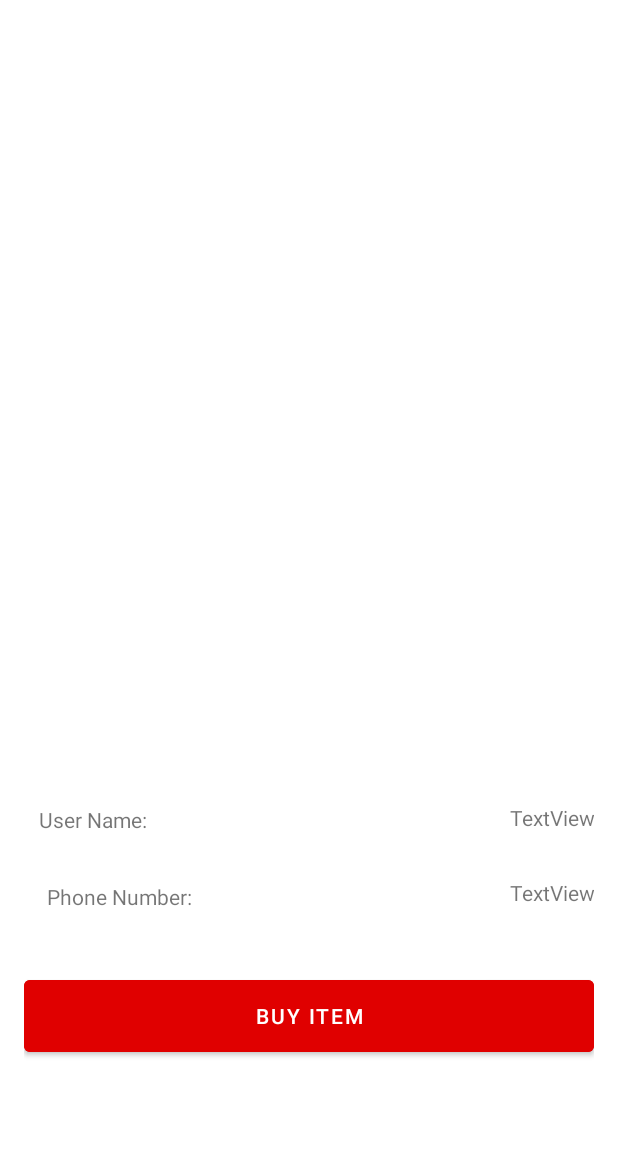
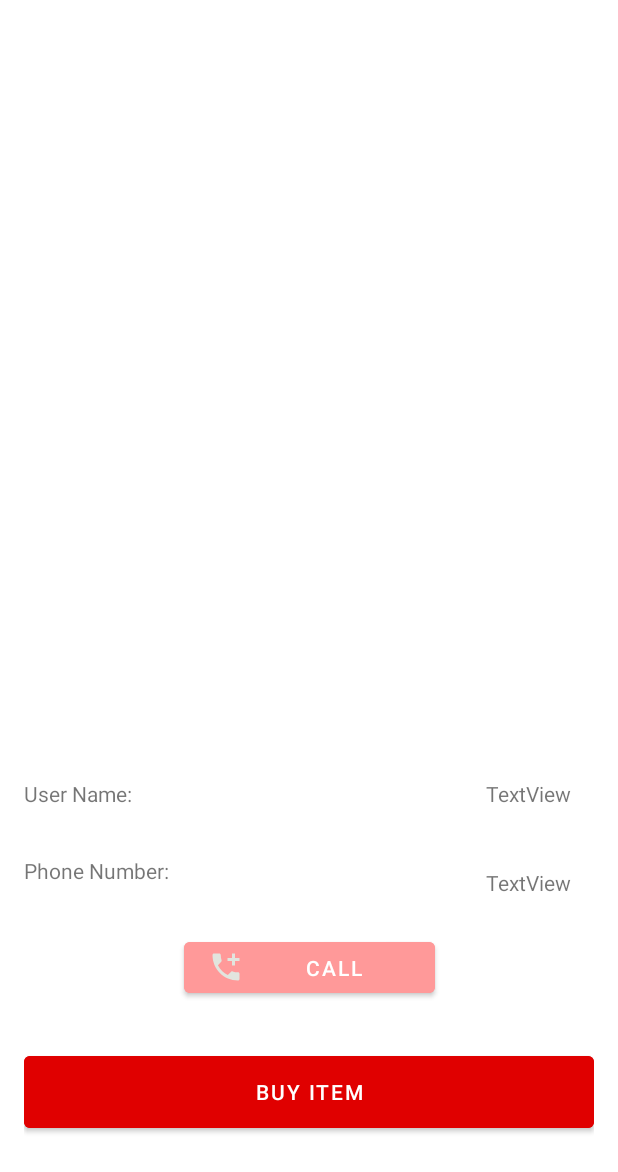
Before and after one commit to alighalebx/Olx, an Android app: the DetailActivity screen opened directly, with no data from a screen before it, on a phone screen of 412 x 824 dp. Shown: the top 1172 px of the screen. Run offline under Robolectric (Android 15) with nearby library versions, the phone set to English and light mode, and no system bars; our stand-ins replace Picasso; pictures from the network do not load.

Commit message:
SearchUI Call functionality

```diff
--- /dev/null
+++ b/app/src/main/res/drawable/baseline_add_call_24.xml
@@ -0,0 +1,5 @@
+<vector xmlns:android="http://schemas.android.com/apk/res/android" android:height="24dp" android:tint="#E2E5DE" android:viewportHeight="24" android:viewportWidth="24" android:width="24dp">
+
+    <path android:fillColor="@android:color/white" android:pathData="M20,15.5c-1.25,0 -2.45,-0.2 -3.57,-0.57 -0.35,-0.11 -0.74,-0.03 -1.02,0.24l-2.2,2.2c-2.83,-1.44 -5.15,-3.75 -6.59,-6.59l2.2,-2.21c0.28,-0.26 0.36,-0.65 0.25,-1C8.7,6.45 8.5,5.25 8.5,4c0,-0.55 -0.45,-1 -1,-1H4c-0.55,0 -1,0.45 -1,1 0,9.39 7.61,17 17,17 0.55,0 1,-0.45 1,-1v-3.5c0,-0.55 -0.45,-1 -1,-1zM21,6h-3V3h-2v3h-3v2h3v3h2V8h3z"/>
+
+</vector>
--- a/app/src/main/res/drawable/rounded_corner_background.xml
+++ b/app/src/main/res/drawable/rounded_corner_background.xml
@@ -1,5 +1,5 @@
 <shape xmlns:android="http://schemas.android.com/apk/res/android"
     android:shape="rectangle">
     <solid android:color="@android:color/transparent" />
-    <corners android:radius="8dp" /> <!-- Change the radius value according to your preference -->
+    <corners android:radius="16dp" /> <!-- Change the radius value according to your preference -->
 </shape>
--- a/app/src/main/res/layout/activity_post_ad.xml
+++ b/app/src/main/res/layout/activity_post_ad.xml
@@ -118,8 +118,8 @@
 
     <ImageView
         android:id="@+id/imageView"
-        android:layout_width="80dp"
-        android:layout_height="66dp"
+        android:layout_width="144dp"
+        android:layout_height="126dp"
         android:layout_marginTop="24dp"
         android:layout_marginBottom="24dp"
         app:layout_constraintBottom_toTopOf="@+id/browseImgBtn"
--- a/app/src/main/res/layout/item_detail.xml
+++ b/app/src/main/res/layout/item_detail.xml
@@ -51,8 +51,26 @@
         android:layout_marginTop="152dp"
         android:backgroundTint="@color/dark_red"
         android:text="@string/buy_item"
+        app:layout_constraintBottom_toBottomOf="parent"
         app:layout_constraintEnd_toEndOf="parent"
         app:layout_constraintHorizontal_bias="0.0"
+        app:layout_constraintStart_toStartOf="parent"
+        app:layout_constraintTop_toBottomOf="@+id/item_price_detail" />
+
+    <Button
+        android:id="@+id/call_button"
+        android:layout_width="167dp"
+        android:layout_height="46dp"
+        android:layout_marginStart="32dp"
+        android:layout_marginTop="96dp"
+        android:layout_marginEnd="32dp"
+
+        android:backgroundTint="@color/light_red"
+        android:drawableLeft="@drawable/baseline_add_call_24"
+
+        android:text="@string/call"
+        app:layout_constraintBottom_toTopOf="@+id/buy_button"
+        app:layout_constraintEnd_toEndOf="parent"
         app:layout_constraintStart_toStartOf="parent"
         app:layout_constraintTop_toBottomOf="@+id/item_price_detail" />
 
@@ -61,12 +79,15 @@
         android:layout_width="0dp"
         android:layout_height="33dp"
         android:layout_marginStart="27dp"
+        android:layout_marginTop="15dp"
         android:layout_marginEnd="27dp"
+        android:layout_marginBottom="128dp"
         app:layout_constraintBottom_toTopOf="@+id/buy_button"
         app:layout_constraintEnd_toEndOf="parent"
+        app:layout_constraintHorizontal_bias="0.0"
         app:layout_constraintStart_toStartOf="parent"
-        app:layout_constraintTop_toBottomOf="@+id/item_price_detail"
-        app:layout_constraintVertical_bias="1.0">
+        app:layout_constraintTop_toBottomOf="@+id/item_name_detail"
+        app:layout_constraintVertical_bias="0.0">
 
     </Space>
 
@@ -74,33 +95,23 @@
         android:id="@+id/UserNameText"
         android:layout_width="wrap_content"
         android:layout_height="wrap_content"
+        android:layout_marginTop="24dp"
         android:text="User Name:"
-        app:layout_constraintBottom_toTopOf="@+id/PhoneNumberText"
         app:layout_constraintEnd_toStartOf="@+id/UserNameTextView"
-        app:layout_constraintHorizontal_bias="0.042"
+        app:layout_constraintHorizontal_bias="0.0"
         app:layout_constraintStart_toStartOf="@+id/item_image_detail"
-        app:layout_constraintTop_toBottomOf="@+id/item_price_detail"
-        app:layout_constraintVertical_bias="0.563" />
-
-    <TextView
-        android:id="@+id/UserNameTextView"
-        android:layout_width="wrap_content"
-        android:layout_height="wrap_content"
-        android:layout_marginTop="40dp"
-        android:text="TextView"
-        app:layout_constraintEnd_toEndOf="@+id/item_image_detail"
         app:layout_constraintTop_toBottomOf="@+id/item_price_detail" />
 
     <TextView
         android:id="@+id/PhoneNumberText"
         android:layout_width="wrap_content"
         android:layout_height="wrap_content"
-        android:layout_marginEnd="264dp"
-        android:layout_marginBottom="40dp"
         android:text="Phone Number:"
-        app:layout_constraintBottom_toTopOf="@+id/buy_button"
-        app:layout_constraintEnd_toEndOf="@+id/item_image_detail"
-        app:layout_constraintStart_toStartOf="@+id/UserNameText" />
+        app:layout_constraintBottom_toTopOf="@+id/call_button"
+        app:layout_constraintEnd_toEndOf="@+id/UserNameText"
+        app:layout_constraintHorizontal_bias="0.0"
+        app:layout_constraintStart_toStartOf="@+id/UserNameText"
+        app:layout_constraintTop_toBottomOf="@+id/UserNameText" />
 
     <TextView
         android:id="@+id/PhoneNumberTextView"
@@ -108,10 +119,20 @@
         android:layout_height="wrap_content"
         android:layout_marginTop="16dp"
         android:text="TextView"
-        app:layout_constraintBottom_toTopOf="@+id/buy_button"
+        app:layout_constraintBottom_toTopOf="@+id/call_button"
         app:layout_constraintEnd_toEndOf="@+id/UserNameTextView"
+        app:layout_constraintHorizontal_bias="0.0"
         app:layout_constraintStart_toStartOf="@+id/UserNameTextView"
-        app:layout_constraintTop_toBottomOf="@+id/UserNameTextView"
-        app:layout_constraintVertical_bias="0.258" />
+        app:layout_constraintTop_toBottomOf="@+id/UserNameTextView" />
+
+    <TextView
+        android:id="@+id/UserNameTextView"
+        android:layout_width="wrap_content"
+        android:layout_height="wrap_content"
+        android:layout_marginTop="24dp"
+        android:layout_marginEnd="16dp"
+        android:text="TextView"
+        app:layout_constraintEnd_toEndOf="@+id/item_image_detail"
+        app:layout_constraintTop_toBottomOf="@+id/item_price_detail" />
 
 </androidx.constraintlayout.widget.ConstraintLayout>
--- /dev/null
+++ b/app/src/main/res/values-night/strings.xml
@@ -0,0 +1,4 @@
+<?xml version="1.0" encoding="utf-8"?>
+<resources>
+    <string name="search_items">Search items...</string>
+</resources>
--- a/app/src/main/res/values/strings.xml
+++ b/app/src/main/res/values/strings.xml
@@ -3,8 +3,12 @@
     <string name="buy">Buy</string>
     <string name="todo">TODO</string>
     <string name="buy_item">Buy Item</string>
+    <string name="call">Call</string>
     <string name="account">Account</string>
     <string name="home">Home</string>
     <!-- TODO: Remove or change this placeholder text -->
     <string name="hello_blank_fragment">Hello blank fragment</string>
+    <string name="search_items">Search items...</string>
+
+
 </resources>
```
Also changed, not shown: app/src/main/java/com/example/myapplication/ui/Home/BuyFragment.java (+14 -10 lines), app/src/main/java/com/example/myapplication/ui/Home/DetailActivity.java (+11 -0 lines), app/src/main/java/com/example/myapplication/ui/PostAd/PostAd.java (+7 -0 lines), app/src/main/res/drawable/search_view_bg.xml (added, +9 -0 lines), app/src/main/res/layout/buy_items.xml (+8 -2 lines), app/src/main/res/layout/buy_list_item.xml (+6 -2 lines).
